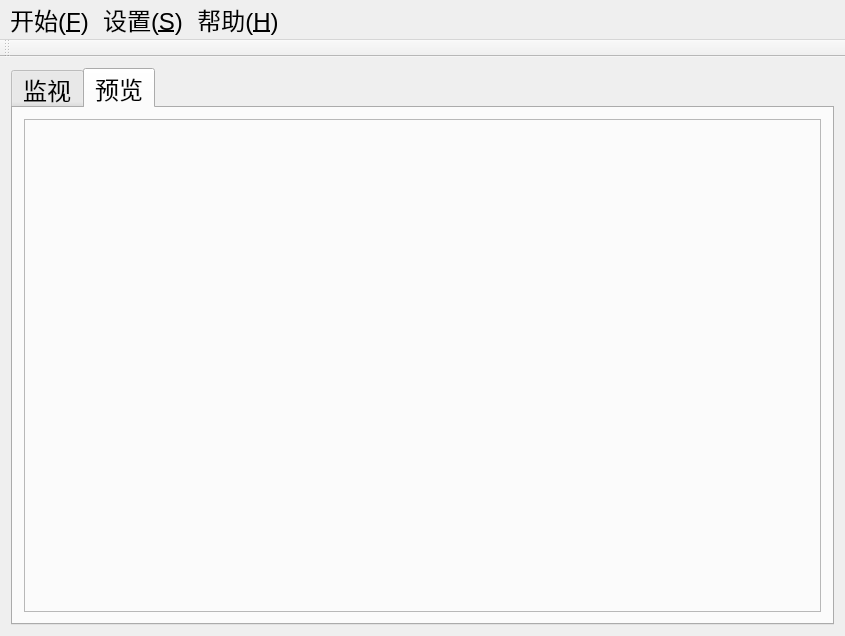
Old version of the form WheelMonitor/MainWindow.ui in the repository cx3386/WheelMonitor.
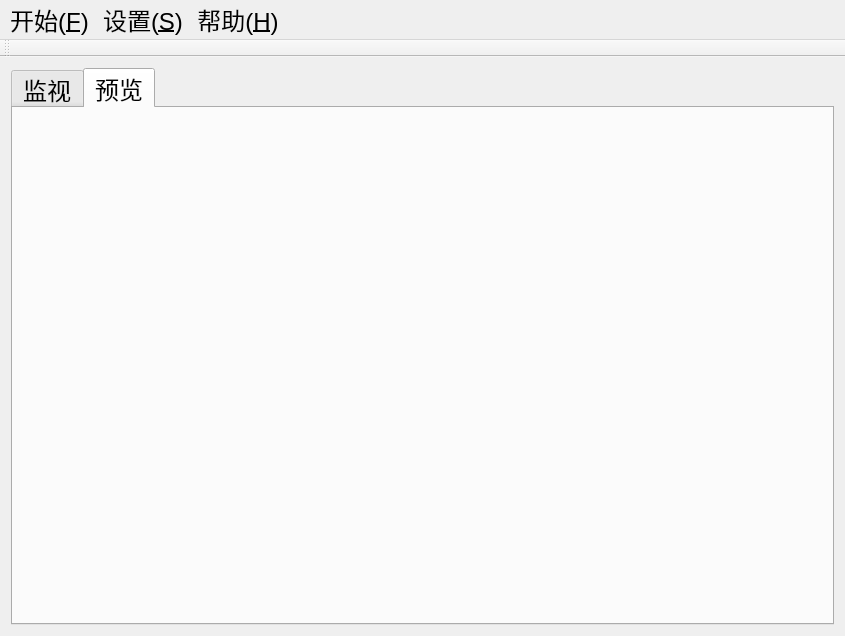
New version of the form. The open tabs and pages were chosen to show the change. Icons and pictures are not drawn. Custom widgets are drawn as their Qt base class.

The edit to the form file:
```diff
--- a/WheelMonitor/MainWindow.ui
+++ b/WheelMonitor/MainWindow.ui
@@ -386,20 +386,7 @@
        </attribute>
        <layout class="QGridLayout" name="gridLayout_4">
         <item row="0" column="0">
-         <widget class="QFrame" name="playerFrame">
-          <property name="minimumSize">
-           <size>
-            <width>0</width>
-            <height>0</height>
-           </size>
-          </property>
-          <property name="frameShape">
-           <enum>QFrame::StyledPanel</enum>
-          </property>
-          <property name="frameShadow">
-           <enum>QFrame::Raised</enum>
-          </property>
-         </widget>
+         <widget class="QWidget" name="playerWidget" native="true"/>
         </item>
        </layout>
       </widget>
```
Left out of the diff: 265 changed lines with no effect on the pictures.
